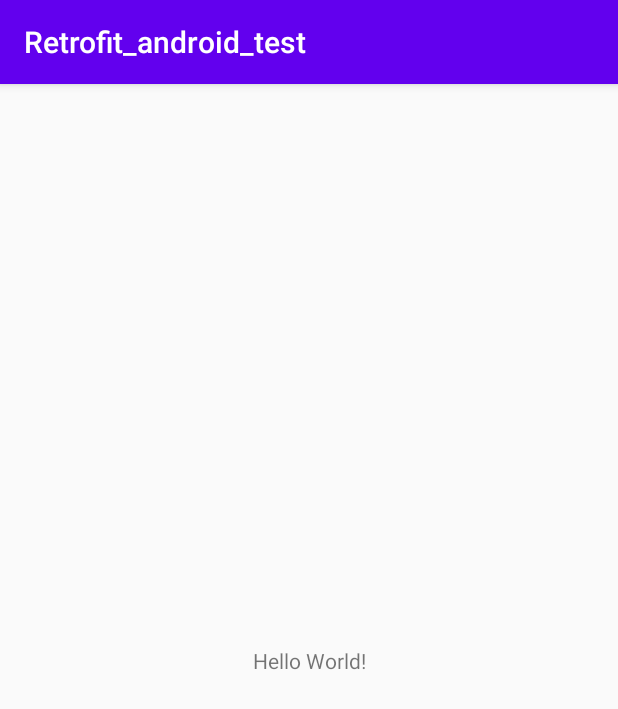
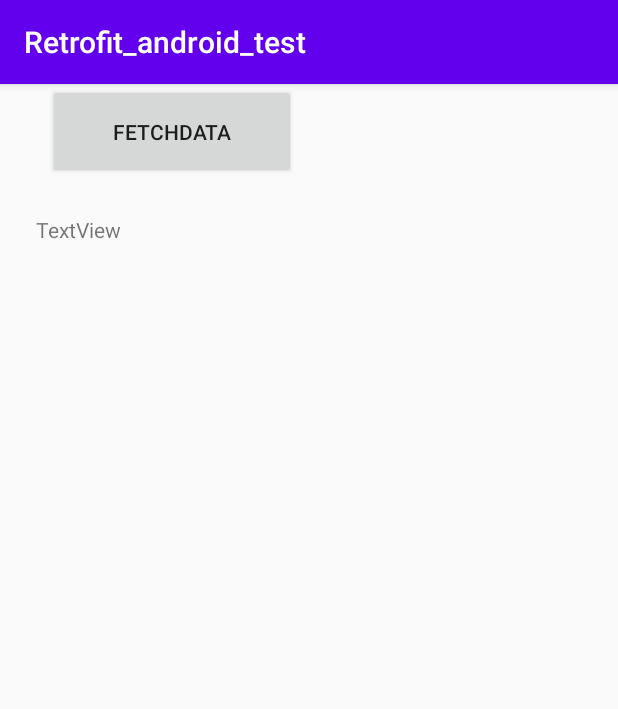
Before and after one commit to krunalmiracle/Retrofit_Android_Test, an Android app: the screen it shows after launch (MainActivity), on a phone screen of 412 x 824 dp. Shown: the top 709 px of the screen. Run offline under Robolectric (Android 15) with nearby library versions, the phone set to English and light mode, and no system bars.

Commit message:
Test Retrofit Completed Everything works and implemented Retrofit successfully in android, gave the permissions & included the java compiler required Version specification.

```diff
--- a/app/src/main/AndroidManifest.xml
+++ b/app/src/main/AndroidManifest.xml
@@ -1,7 +1,8 @@
 <?xml version="1.0" encoding="utf-8"?>
 <manifest xmlns:android="http://schemas.android.com/apk/res/android"
     package="edu.upc.dsa.retrofit_android_test">
-
+    <uses-permission android:name="android.permission.INTERNET" />
+    <uses-permission android:name="android.permission.ACCESS_NETWORK_STATE" />
     <application
         android:allowBackup="true"
         android:icon="@mipmap/ic_launcher"
--- /dev/null
+++ b/app/src/main/java/edu/upc/dsa/retrofit_android_test/GitHubService.java
@@ -0,0 +1,12 @@
+package edu.upc.dsa.retrofit_android_test;
+
+import java.util.List;
+
+import retrofit2.Call;
+import retrofit2.http.GET;
+import retrofit2.http.Path;
+
+public interface GitHubService {
+    @GET("users/{user}/repos")
+    Call<List<Repo>> listRepos(@Path("user") String user);
+}
--- a/app/src/main/res/layout/activity_main.xml
+++ b/app/src/main/res/layout/activity_main.xml
@@ -6,13 +6,25 @@
     android:layout_height="match_parent"
     tools:context=".MainActivity">
 
-    <TextView
-        android:layout_width="wrap_content"
-        android:layout_height="wrap_content"
-        android:text="Hello World!"
-        app:layout_constraintBottom_toBottomOf="parent"
-        app:layout_constraintLeft_toLeftOf="parent"
-        app:layout_constraintRight_toRightOf="parent"
+    <Button
+        android:id="@+id/button"
+        android:layout_width="165dp"
+        android:layout_height="63dp"
+        android:text="FetchData"
+        app:layout_constraintEnd_toEndOf="parent"
+        app:layout_constraintHorizontal_bias="0.13"
+        app:layout_constraintStart_toStartOf="parent"
         app:layout_constraintTop_toTopOf="parent" />
 
+    <TextView
+        android:id="@+id/textView"
+        android:layout_width="364dp"
+        android:layout_height="661dp"
+        android:layout_marginTop="67dp"
+        android:text="TextView"
+        app:layout_constraintBottom_toBottomOf="parent"
+        app:layout_constraintEnd_toEndOf="parent"
+        app:layout_constraintStart_toStartOf="parent"
+        app:layout_constraintTop_toTopOf="@+id/button" />
+
 </androidx.constraintlayout.widget.ConstraintLayout>
```
Also changed, not shown: app/build.gradle (+10 -2 lines), app/src/main/java/edu/upc/dsa/retrofit_android_test/MainActivity.java (+74 -0 lines), app/src/main/java/edu/upc/dsa/retrofit_android_test/Repo.java (added, +36 -0 lines).
